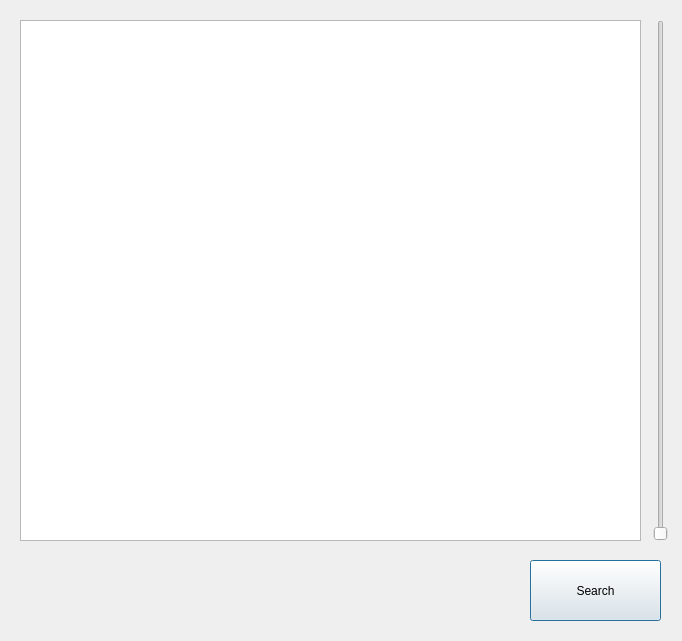
Qt form UI/ui_folder/VisitPlace_List.ui (723poil/CIMS_project) before a commit.
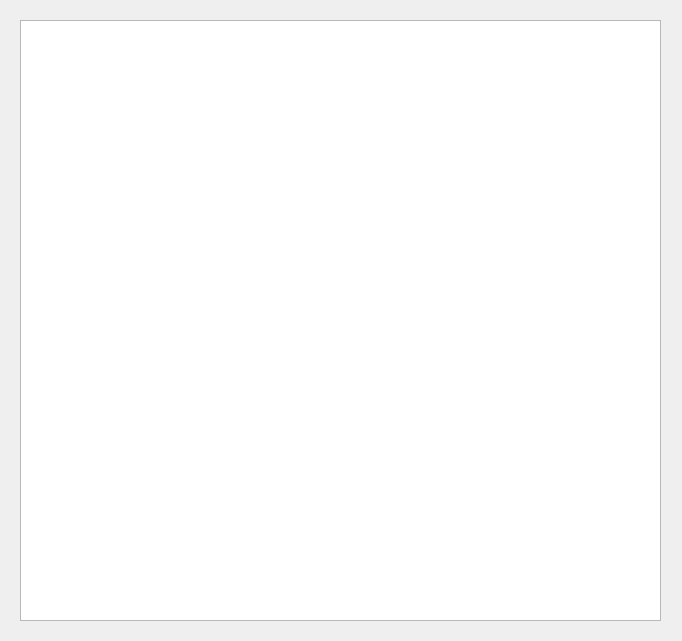
The same form after that commit.

What changed in the file:
```diff
--- a/UI/ui_folder/VisitPlace_List.ui
+++ b/UI/ui_folder/VisitPlace_List.ui
@@ -13,39 +13,13 @@
   <property name="windowTitle">
    <string>Visit Place List</string>
   </property>
-  <widget class="QPushButton" name="SearchButton">
-   <property name="geometry">
-    <rect>
-     <x>530</x>
-     <y>560</y>
-     <width>131</width>
-     <height>61</height>
-    </rect>
-   </property>
-   <property name="text">
-    <string>Search</string>
-   </property>
-  </widget>
-  <widget class="QSlider" name="VisitPlaceListScroll">
-   <property name="geometry">
-    <rect>
-     <x>650</x>
-     <y>20</y>
-     <width>22</width>
-     <height>521</height>
-    </rect>
-   </property>
-   <property name="orientation">
-    <enum>Qt::Vertical</enum>
-   </property>
-  </widget>
   <widget class="QListWidget" name="listWidget">
    <property name="geometry">
     <rect>
      <x>20</x>
      <y>20</y>
-     <width>621</width>
-     <height>521</height>
+     <width>641</width>
+     <height>601</height>
     </rect>
    </property>
    <property name="font">
```
